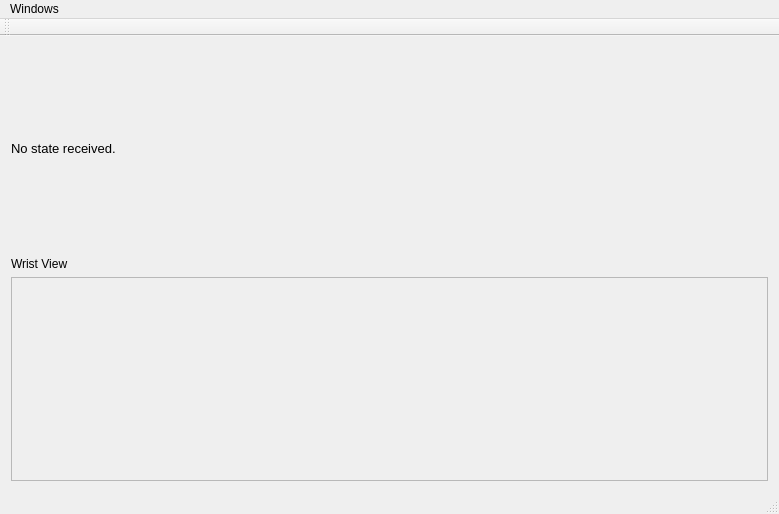
Qt form src/qtgui/mainwindow.ui (h2r/ein) before a commit.
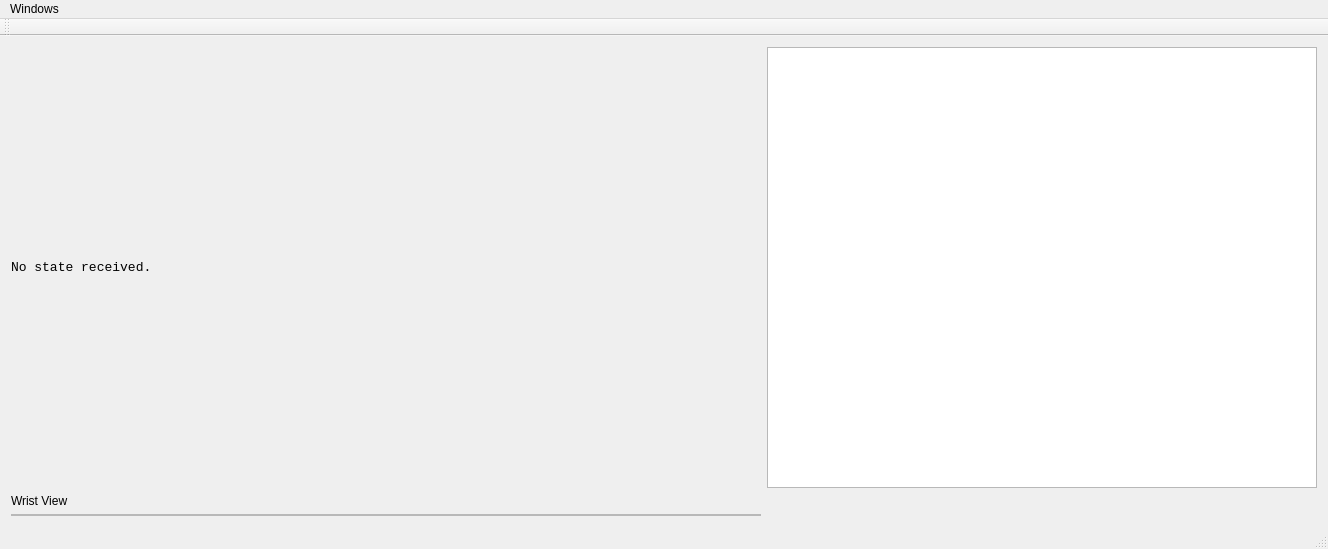
The same form after that commit.

Commit message: display stack in main window

The edit to the form file:
```diff
--- a/src/qtgui/mainwindow.ui
+++ b/src/qtgui/mainwindow.ui
@@ -6,8 +6,8 @@
    <rect>
     <x>0</x>
     <y>0</y>
-    <width>779</width>
-    <height>514</height>
+    <width>1328</width>
+    <height>549</height>
    </rect>
   </property>
   <property name="windowTitle">
@@ -57,8 +57,15 @@
     </item>
     <item row="0" column="0">
      <widget class="QLabel" name="stateLabel">
+      <property name="minimumSize">
+       <size>
+        <width>750</width>
+        <height>0</height>
+       </size>
+      </property>
       <property name="font">
        <font>
+        <family>Liberation Mono</family>
         <pointsize>10</pointsize>
        </font>
       </property>
@@ -70,6 +77,15 @@
       </property>
      </widget>
     </item>
+    <item row="0" column="1">
+     <widget class="QTableView" name="stackTableView">
+      <property name="font">
+       <font>
+        <family>Liberation Mono</family>
+       </font>
+      </property>
+     </widget>
+    </item>
    </layout>
   </widget>
   <widget class="QMenuBar" name="menuBar">
@@ -77,7 +93,7 @@
     <rect>
      <x>0</x>
      <y>0</y>
-     <width>779</width>
+     <width>1328</width>
      <height>27</height>
     </rect>
    </property>
```
The commit also changes 4 other files.
